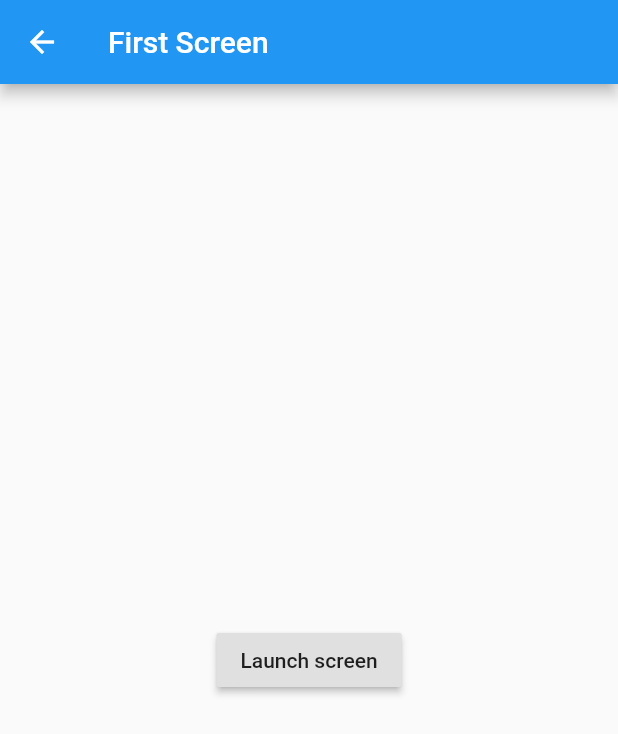
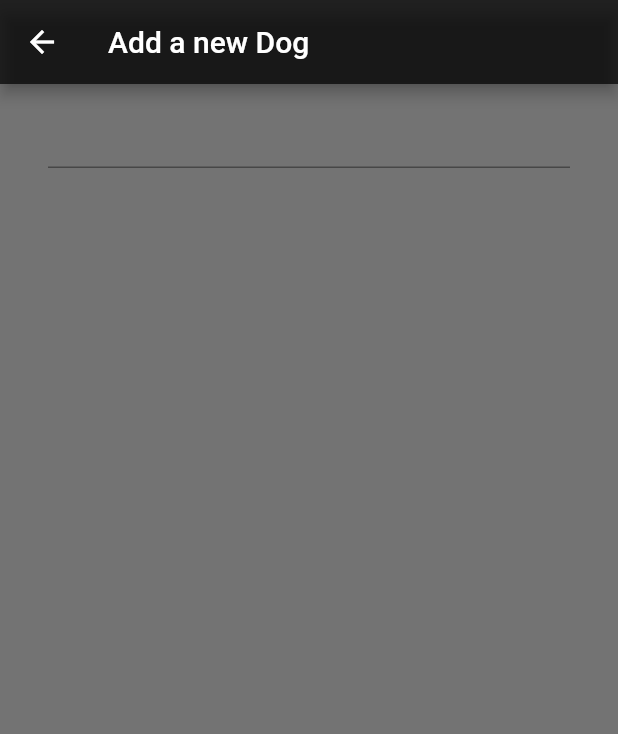
Before and after one commit to Leoxxid/onebitbook_client, a Flutter app: the RegisterBookScreen screen opened by its route, on a phone screen of 412 x 824 dp. Shown: the top 734 px of the screen. Run offline on Flutter 3.47's test engine with Material 2 defaults, Android fonts, the phone set to English and light mode, and no system bars.

```diff
--- /dev/null
+++ b/lib/components/InputComponent.dart
@@ -0,0 +1,17 @@
+import 'package:flutter/material.dart';
+
+class InputComponent extends StatelessWidget {
+  final messageEmptyInput = 'Você precisa preencher este campo...';
+
+  @override
+  Widget build(BuildContext context) {
+    return TextFormField(
+      validator: (value) {
+        if (value.isEmpty) {
+          return messageEmptyInput;
+        }
+        return null;
+      },
+    );
+  }
+}
--- a/lib/screens/RegisterBookScreen.dart
+++ b/lib/screens/RegisterBookScreen.dart
@@ -1,18 +1,36 @@
 import 'package:flutter/material.dart';
+import 'package:onebitbook_client/components/InputComponent.dart';
 
-class RegisterBookScreen extends StatelessWidget {
+class RegisterBookScreen extends StatefulWidget {
   @override
+  RegisterBookScreenState createState() {
+    return RegisterBookScreenState();
+  }
+}
+
+class RegisterBookScreenState extends State<RegisterBookScreen> {
+  final _formKey = GlobalKey<FormState>();
+
   Widget build(BuildContext context) {
     return Scaffold(
       appBar: AppBar(
-        title: Text('First Screen'),
+        title: Text('Add a new Dog'),
+        backgroundColor: Colors.black87,
       ),
-      body: Center(
-        child: RaisedButton(
-          child: Text('Launch screen'),
-          onPressed: () {
-            // Navigate to the second screen when tapped.
-          },
+      body: Container(
+        color: Colors.black54,
+        child: Padding(
+          padding: const EdgeInsets.symmetric(
+            vertical: 8.0,
+            horizontal: 32.0,
+          ),
+          child: Column(
+            children: [
+              Padding(
+                  padding: const EdgeInsets.only(bottom: 8.0),
+                  child: InputComponent()),
+            ],
+          ),
         ),
       ),
     );
```
